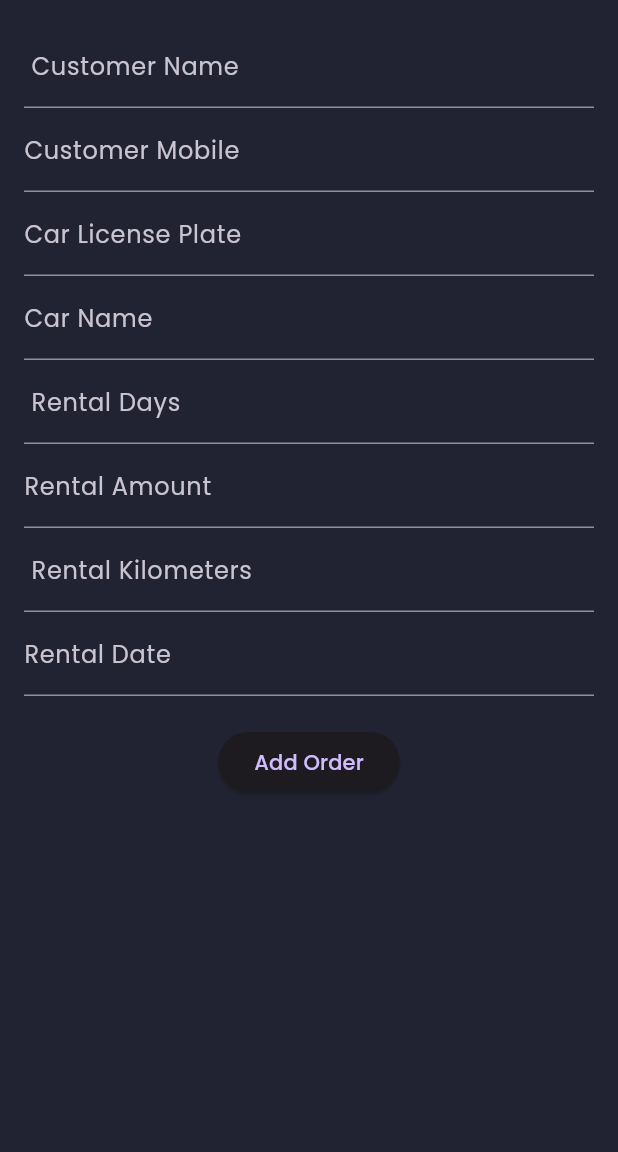
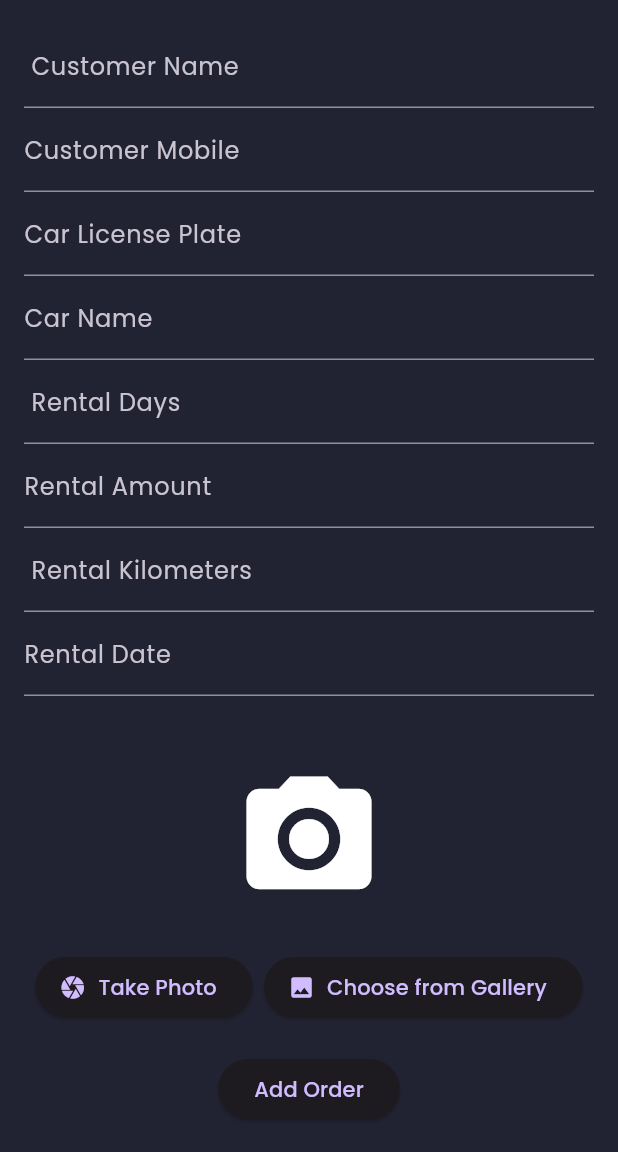
Before and after one commit to Abdullah-T3/Rent_Cars, a Flutter app: the AddOrderView screen opened directly, on a phone screen of 412 x 824 dp, the part 84-1236 px from its top. Run offline on Flutter 3.47's test engine with Material 3 defaults, Android fonts, the phone set to English and light mode, and no system bars; our stand-ins replace flutter_dotenv, flutter_svg, google_fonts, hive, hive_flutter, image_picker and 1 more; accounts and stored records are empty.

Commit message:
add photo

```diff
--- a/lib/MVVM/Models/orders_model.dart
+++ b/lib/MVVM/Models/orders_model.dart
@@ -34,6 +34,8 @@ class OrdersModel {
   @HiveField(9)
   DateTime? createdAt;
 
+  @HiveField(10)
+  String? imagePath;
   OrdersModel({
     this.orderId,
     this.customerName,
@@ -45,6 +47,7 @@ class OrdersModel {
     this.rentalAmount,
     this.carKmAtRental,
     this.createdAt,
+    this.imagePath
   });
 
   // Existing factory constructor for parsing JSON data
--- a/lib/MVVM/Views/orders/add_order_view.dart
+++ b/lib/MVVM/Views/orders/add_order_view.dart
@@ -3,21 +3,34 @@ import 'package:bookingcars/MVVM/View%20Model/orders_view_model.dart';
 import 'package:bookingcars/generated/l10n.dart';
 import 'package:bookingcars/widgets/myDrawer.dart';
 import 'package:flutter/material.dart';
+import 'package:image_picker/image_picker.dart';
 import 'package:provider/provider.dart';
-
-
+import 'dart:io'; // For handling file paths
 
 class AddOrderView extends StatefulWidget {
   const AddOrderView({super.key});
 
   @override
-  // ignore: library_private_types_in_public_api
   _AddOrderViewState createState() => _AddOrderViewState();
 }
 
 class _AddOrderViewState extends State<AddOrderView> {
   final _formKey = GlobalKey<FormState>();
   final OrdersModel _order = OrdersModel();
+  File? _selectedImage;
+
+  // Function to pick an image from the gallery or take a photo
+  Future<void> _pickImage(ImageSource source) async {
+    final picker = ImagePicker();
+    final pickedFile = await picker.pickImage(source: source);
+
+    if (pickedFile != null) {
+      setState(() {
+        _selectedImage = File(pickedFile.path);
+        _order.imagePath = pickedFile.path; // Assuming OrdersModel has a field for image path
+      });
+    }
+  }
 
   @override
   Widget build(BuildContext context) {
@@ -30,10 +43,12 @@ class _AddOrderViewState extends State<AddOrderView> {
         padding: const EdgeInsets.all(16.0),
         child: Form(
           key: _formKey,
+          child: SingleChildScrollView(
             child: Column(
               children: [
+                // Customer Name Input
                 TextFormField(
-                decoration:  InputDecoration(labelText: S.of(context).customer_name),
+                  decoration: InputDecoration(labelText: S.of(context).customer_name),
                   onSaved: (value) => _order.customerName = value,
                   validator: (value) {
                     if (value == null || value.isEmpty) {
@@ -42,8 +57,9 @@ class _AddOrderViewState extends State<AddOrderView> {
                     return null;
                   },
                 ),
+                // Customer Mobile Input
                 TextFormField(
-                decoration:  InputDecoration(labelText: S.of(context).customer_mobile),
+                  decoration: InputDecoration(labelText: S.of(context).customer_mobile),
                   onSaved: (value) => _order.customerMobile = value,
                   validator: (value) {
                     if (value == null || value.isEmpty) {
@@ -52,8 +68,9 @@ class _AddOrderViewState extends State<AddOrderView> {
                     return null;
                   },
                 ),
+                // Car License Plate Input
                 TextFormField(
-                decoration:  InputDecoration(labelText: S.of(context).car_license_plate),
+                  decoration: InputDecoration(labelText: S.of(context).car_license_plate),
                   onSaved: (value) => _order.carLicensePlate = value,
                   validator: (value) {
                     if (value == null || value.isEmpty) {
@@ -62,8 +79,9 @@ class _AddOrderViewState extends State<AddOrderView> {
                     return null;
                   },
                 ),
+                // Car Name Input
                 TextFormField(
-                decoration:  InputDecoration(labelText: S.of(context).car_name),
+                  decoration: InputDecoration(labelText: S.of(context).car_name),
                   onSaved: (value) => _order.carName = value,
                   validator: (value) {
                     if (value == null || value.isEmpty) {
@@ -72,8 +90,9 @@ class _AddOrderViewState extends State<AddOrderView> {
                     return null;
                   },
                 ),
+                // Rental Days Input
                 TextFormField(
-                decoration:  InputDecoration(labelText: S.of(context).rental_days),
+                  decoration: InputDecoration(labelText: S.of(context).rental_days),
                   keyboardType: TextInputType.number,
                   onSaved: (value) => _order.rentalDays = int.tryParse(value ?? ''),
                   validator: (value) {
@@ -83,8 +102,9 @@ class _AddOrderViewState extends State<AddOrderView> {
                     return null;
                   },
                 ),
+                // Rental Amount Input
                 TextFormField(
-                decoration:  InputDecoration(labelText: S.of(context).rental_amount),
+                  decoration: InputDecoration(labelText: S.of(context).rental_amount),
                   keyboardType: TextInputType.number,
                   onSaved: (value) => _order.rentalAmount = int.tryParse(value ?? ''),
                   validator: (value) {
@@ -94,8 +114,9 @@ class _AddOrderViewState extends State<AddOrderView> {
                     return null;
                   },
                 ),
+                // Rental Kilometers Input
                 TextFormField(
-                decoration:  InputDecoration(labelText: S.of(context).rental_kilometers),
+                  decoration: InputDecoration(labelText: S.of(context).rental_kilometers),
                   keyboardType: TextInputType.number,
                   onSaved: (value) => _order.carKmAtRental = int.tryParse(value ?? ''),
                   validator: (value) {
@@ -105,8 +126,9 @@ class _AddOrderViewState extends State<AddOrderView> {
                     return null;
                   },
                 ),
+                // Rental Date Input
                 TextFormField(
-                decoration:  InputDecoration(labelText: S.of(context).rental_date),
+                  decoration: InputDecoration(labelText: S.of(context).rental_date),
                   keyboardType: TextInputType.datetime,
                   onSaved: (value) => _order.rentalDate = DateTime.tryParse(value ?? ''),
                   validator: (value) {
@@ -116,7 +138,40 @@ class _AddOrderViewState extends State<AddOrderView> {
                     return null;
                   },
                 ),
+
                 const SizedBox(height: 20),
+
+                // Image Picker Section
+                _selectedImage != null
+                    ? Image.file(
+                        _selectedImage!,
+                        height: 150,
+                        width: 150,
+                        fit: BoxFit.cover,
+                      )
+                    : const SizedBox(
+                        height: 150,
+                        width: 150,
+                        child: Icon(Icons.camera_alt, size: 100),
+                      ),
+                Row(
+                  mainAxisAlignment: MainAxisAlignment.spaceEvenly,
+                  children: [
+                    ElevatedButton.icon(
+                      onPressed: () => _pickImage(ImageSource.camera),
+                      icon: const Icon(Icons.camera),
+                      label: const Text('Take Photo'),
+                    ),
+                    ElevatedButton.icon(
+                      onPressed: () => _pickImage(ImageSource.gallery),
+                      icon: const Icon(Icons.photo),
+                      label: const Text('Choose from Gallery'),
+                    ),
+                  ],
+                ),
+                const SizedBox(height: 20),
+
+                // Submit Button
                 ElevatedButton(
                   onPressed: () {
                     if (_formKey.currentState!.validate()) {
@@ -125,9 +180,10 @@ class _AddOrderViewState extends State<AddOrderView> {
                       Navigator.pop(context); // Close the form after submission
                     }
                   },
-                child:  Text(S.of(context).add_order),
+                  child: Text(S.of(context).add_order),
                 ),
               ],
+            ),
           ),
         ),
       ),
--- a/pubspec.yaml
+++ b/pubspec.yaml
@@ -18,6 +18,7 @@ dependencies:
   flutter_localizations:
     sdk: flutter
   flutter_svg: ^2.0.10+1
+  image_picker: ^0.8.7+3
   google_fonts: ^6.2.1
   hive: ^2.2.3
   hive_flutter: ^1.1.0
```
Also changed, not shown: pubspec.lock, 7 other files. Lines whose indentation alone changed are shown as unchanged.
